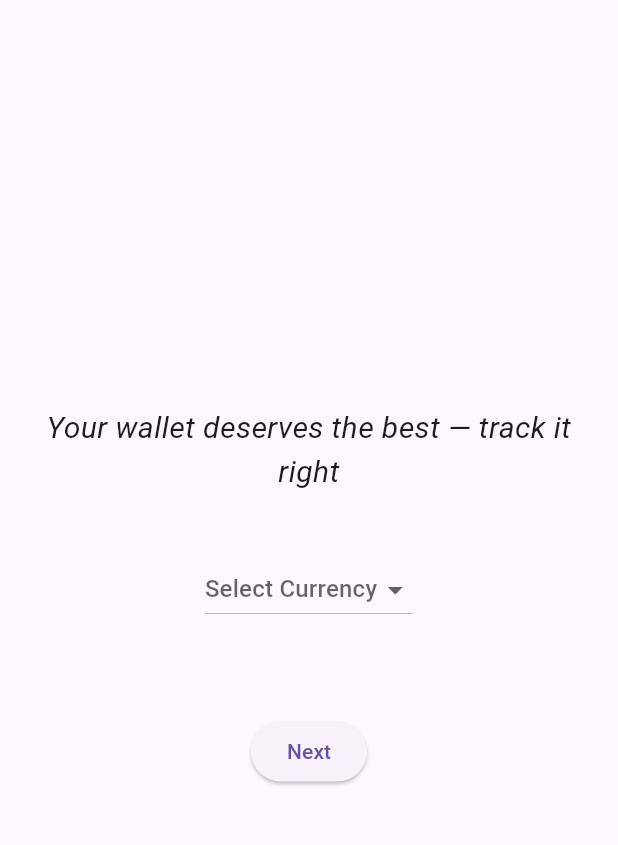
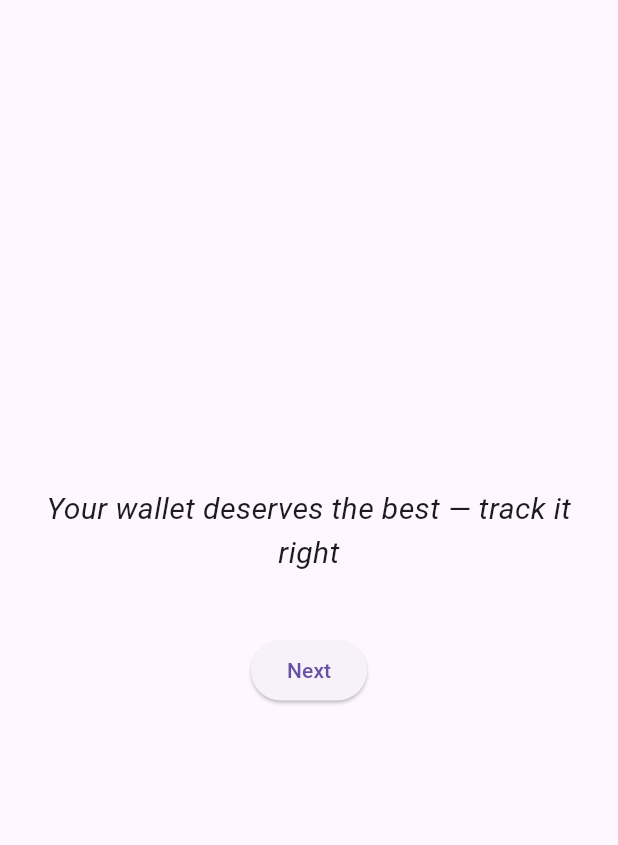
Before and after one commit to nainika0305/Wallet_Watch, a Flutter app: the screen it shows after launch, on a phone screen of 412 x 824 dp, the part 63-908 px from its top. Run offline on Flutter 3.47's test engine with Material 3 defaults, Android fonts, the phone set to English and light mode, and no system bars; our stand-ins replace cloud_firestore, firebase_auth, firebase_core; accounts and stored records are empty.

Commit message:
minor fixes

```diff
--- a/lib/hi.dart
+++ b/lib/hi.dart
@@ -9,30 +9,9 @@ class HiPage extends StatefulWidget {
 }
 
 class _HiPageState extends State<HiPage> {
-  // cONTROLLER
-  final _currencyController = TextEditingController();
-
-  // List of currencies for the dropdown
-  final List<String> currencies = ['USD', 'EUR', 'INR', 'JPY', 'GBP'];
-  // Variable to store the selected currency
-  String? selectedCurrency;
 
   // Firebase Firestore instance
   final FirebaseFirestore _firestore = FirebaseFirestore.instance;
-
-  // Method to save selected currency to Firestore
-  Future<void> saveCurrencyToFirestore(String currency) async {
-    try {
-      // Replace with the collection and document structure you want
-      await _firestore.collection('users').doc('currency').set({
-        'currency': currency,
-        'timestamp': FieldValue.serverTimestamp(),
-      });
-      print("Currency saved to Firestore: $currency");
-    } catch (e) {
-      print("Error saving currency: $e");
-    }
-  }
 
   @override
   Widget build(BuildContext context) {
@@ -54,47 +33,14 @@ class _HiPageState extends State<HiPage> {
             ),
             const SizedBox(
                 height: 40), // Add some space between the text and dropdown
-            // Dropdown for currency selection
-            DropdownButton<String>(
-              hint: const Text('Select Currency'),
-              value: selectedCurrency,
-              onChanged: (String? newValue) {
-                setState(() {
-                  selectedCurrency = newValue;
-                });
-              },
-              items: currencies.map<DropdownMenuItem<String>>((String value) {
-                return DropdownMenuItem<String>(
-                  value: value,
-                  child: Text(value),
-                );
-              }).toList(),
-            ),
-            const SizedBox(height: 20), // Add some space below the dropdown
-            // Display selected currency
-            if (selectedCurrency != null)
-              Text(
-                'Selected Currency: $selectedCurrency',
-                style: const TextStyle(fontSize: 18),
-              ),
-            const SizedBox(height: 40),
-            ElevatedButton(
-              onPressed: () {
-                if (selectedCurrency != null) {
-                  // Save the selected currency to Firestore before navigating
-                  saveCurrencyToFirestore(selectedCurrency!);
 
-                  // Navigate to the terms page
-                  Navigator.pushNamed(context, '/terms');
-                } else {
-                  // Show an error message if no currency is selected
-                  ScaffoldMessenger.of(context).showSnackBar(
-                    const SnackBar(content: Text('Please select a currency')),
-                  );
-                }
-              },
-              child: const Text('Next'),
-            ),
+            ElevatedButton(onPressed: () {
+                  Navigator.pushNamed(context, '/wrapper');
+                },
+                child: Text("Next"),
+            )
+
+
           ],
         ),
       ),
--- a/lib/register.dart
+++ b/lib/register.dart
@@ -60,7 +60,11 @@ class _RegisterPageState extends State<RegisterPage> {
         // Navigate to Login or Next Page
         ScaffoldMessenger.of(context).showSnackBar(
           const SnackBar(content: Text('Registration Successful')),
+
         );
+
+
+
       } on FirebaseAuthException catch (e) {
         // Display appropriate error messages
         String message = 'An error occurred';
```
Also changed, not shown: 3 other files.
